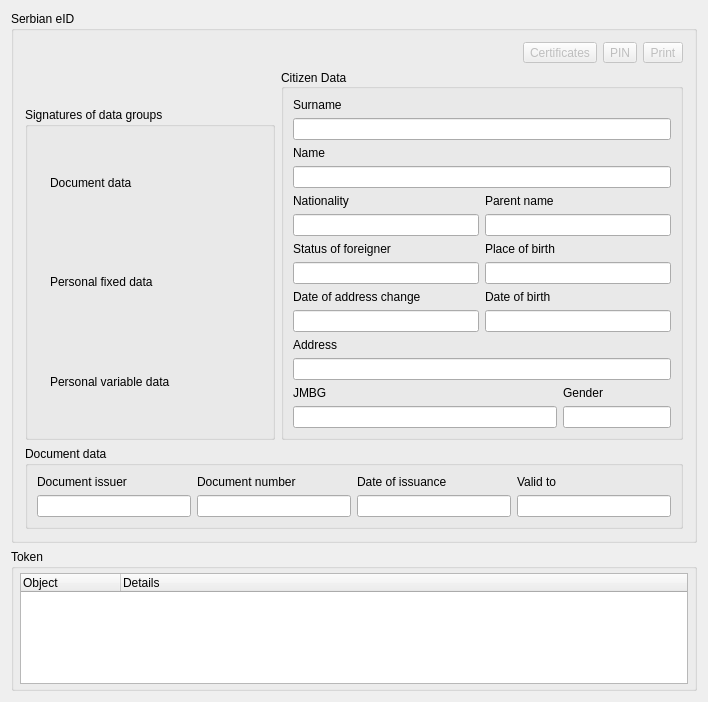
Above: src/document/eid/eid.ui from LibreSCRS/LibreCelik before the change. Below: the same form after it.
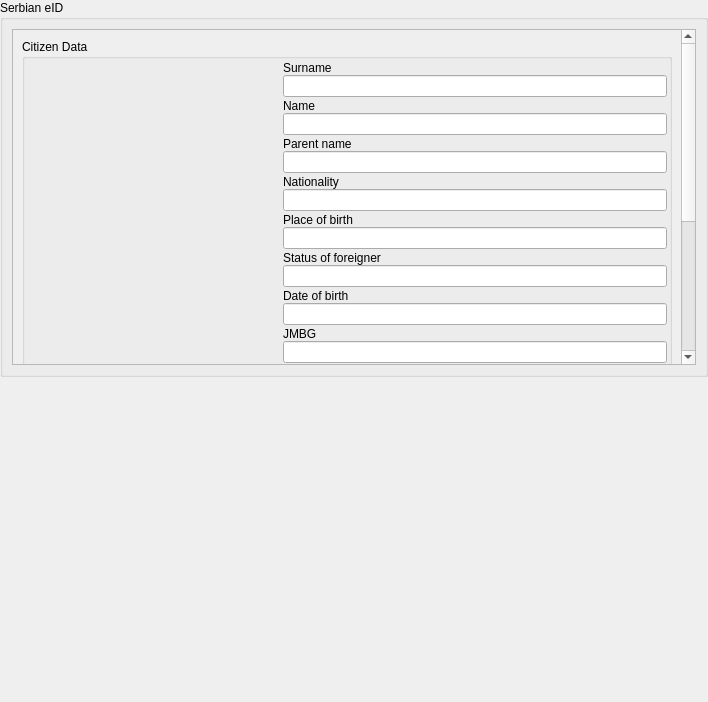
That is the form after the change. Icons and pictures are not drawn. Custom widgets are drawn as their Qt base class.

Commit message: Add health card and PKS card support; improve UI consistency and document layout

The edit to the form file:
```diff
--- a/src/document/eid/eid.ui
+++ b/src/document/eid/eid.ui
@@ -14,12 +14,35 @@
    <string>Form</string>
   </property>
   <layout class="QVBoxLayout" name="verticalLayout">
+   <property name="leftMargin"><number>0</number></property>
+   <property name="topMargin"><number>0</number></property>
+   <property name="rightMargin"><number>0</number></property>
+   <property name="bottomMargin"><number>0</number></property>
    <item>
     <widget class="CollapsibleSection" name="identityGroupBox">
+     <property name="sizePolicy">
+      <sizepolicy hsizetype="Preferred" vsizetype="Expanding">
+       <horstretch>0</horstretch>
+       <verstretch>0</verstretch>
+      </sizepolicy>
+     </property>
      <property name="title">
       <string>Serbian eID</string>
      </property>
      <layout class="QVBoxLayout" name="verticalLayout_identity">
+      <item>
+       <widget class="QScrollArea" name="scrollArea">
+        <property name="widgetResizable">
+         <bool>true</bool>
+        </property>
+        <widget class="QWidget" name="scrollAreaWidgetContents">
+         <layout class="QVBoxLayout" name="scrollLayout">
+          <item>
+           <widget class="CollapsibleSection" name="citizenSection">
+            <property name="title">
+             <string>Citizen Data</string>
+            </property>
+            <layout class="QVBoxLayout" name="verticalLayout_citizenOuter">
       <property name="spacing">
        <number>2</number>
       </property>
@@ -36,117 +59,41 @@
        <number>2</number>
       </property>
       <item>
-       <widget class="QWidget" name="identityContentWidget" native="true">
-    <layout class="QVBoxLayout" name="verticalLayout_70">
-     <item>
-      <layout class="QHBoxLayout" name="horizontalLayout_30">
-       <item>
-        <spacer name="horizontalSpacer_5">
-         <property name="orientation">
-          <enum>Qt::Orientation::Horizontal</enum>
-         </property>
-         <property name="sizeHint" stdset="0">
-          <size>
-           <width>40</width>
-           <height>20</height>
-          </size>
-         </property>
-        </spacer>
-       </item>
-       <item>
-        <widget class="QToolButton" name="certificatesButton">
-         <property name="enabled">
-          <bool>false</bool>
-         </property>
-         <property name="text">
-          <string>Certificates</string>
-         </property>
-         <property name="icon">
-          <iconset resource="../../../resources/librecelik.qrc">
-           <normaloff>:/images/certificate-icon.png</normaloff>:/images/certificate-icon.png</iconset>
-         </property>
-         <property name="iconSize">
-          <size>
-           <width>32</width>
-           <height>32</height>
-          </size>
-         </property>
-         <property name="toolButtonStyle">
-          <enum>Qt::ToolButtonStyle::ToolButtonIconOnly</enum>
-         </property>
-        </widget>
-       </item>
-       <item>
-        <widget class="QToolButton" name="changePinButton">
-         <property name="enabled">
-          <bool>false</bool>
-         </property>
-         <property name="text">
-          <string>PIN</string>
-         </property>
-         <property name="icon">
-          <iconset resource="../../../resources/librecelik.qrc">
-           <normaloff>:/images/pin-change-icon.png</normaloff>:/images/pin-change-icon.png</iconset>
-         </property>
-         <property name="iconSize">
-          <size>
-           <width>32</width>
-           <height>32</height>
-          </size>
-         </property>
-         <property name="toolButtonStyle">
-          <enum>Qt::ToolButtonStyle::ToolButtonIconOnly</enum>
-         </property>
-        </widget>
-       </item>
-       <item>
-        <widget class="QToolButton" name="toolButton">
-         <property name="enabled">
-          <bool>false</bool>
-         </property>
-         <property name="text">
-          <string>Print</string>
-         </property>
-         <property name="icon">
-          <iconset resource="../../../resources/librecelik.qrc">
-           <normaloff>:/images/printer-1414.png</normaloff>:/images/printer-1414.png</iconset>
-         </property>
-         <property name="iconSize">
-          <size>
-           <width>32</width>
-           <height>32</height>
-          </size>
-         </property>
-         <property name="toolButtonStyle">
-          <enum>Qt::ToolButtonStyle::ToolButtonIconOnly</enum>
-         </property>
-        </widget>
-       </item>
-      </layout>
-     </item>
+              <widget class="QWidget" name="citizenContentWidget" native="true">
+               <layout class="QVBoxLayout" name="verticalLayout_citizen">
+                <property name="spacing">
+                 <number>0</number>
+                </property>
+                <property name="leftMargin">
+                 <number>0</number>
+                </property>
+                <property name="topMargin">
+                 <number>0</number>
+                </property>
+                <property name="rightMargin">
+                 <number>0</number>
+                </property>
+                <property name="bottomMargin">
+                 <number>0</number>
+                </property>
      <item>
       <layout class="QHBoxLayout" name="horizontalLayout_33">
-       <property name="sizeConstraint">
-        <enum>QLayout::SizeConstraint::SetDefaultConstraint</enum>
-       </property>
-       <item>
-        <layout class="QVBoxLayout" name="verticalLayout_54">
+                  <property name="spacing">
+                   <number>6</number>
+                  </property>
          <item>
           <widget class="QFrame" name="frame_4">
-           <property name="sizePolicy">
-            <sizepolicy hsizetype="Preferred" vsizetype="Preferred">
-             <horstretch>0</horstretch>
-             <verstretch>0</verstretch>
-            </sizepolicy>
-           </property>
            <property name="minimumSize">
             <size>
              <width>250</width>
              <height>0</height>
             </size>
            </property>
-           <property name="layoutDirection">
-            <enum>Qt::LayoutDirection::LeftToRight</enum>
+                    <property name="maximumSize">
+                     <size>
+                      <width>250</width>
+                      <height>16777215</height>
+                     </size>
            </property>
            <property name="frameShape">
             <enum>QFrame::Shape::NoFrame</enum>
@@ -154,15 +101,24 @@
            <property name="frameShadow">
             <enum>QFrame::Shadow::Raised</enum>
            </property>
-           <layout class="QHBoxLayout" name="horizontalLayout_34">
-            <item alignment="Qt::AlignmentFlag::AlignTop">
+                    <layout class="QVBoxLayout" name="verticalLayout_photo">
+                     <property name="spacing">
+                      <number>0</number>
+                     </property>
+                     <property name="leftMargin">
+                      <number>0</number>
+                     </property>
+                     <property name="topMargin">
+                      <number>0</number>
+                     </property>
+                     <property name="rightMargin">
+                      <number>0</number>
+                     </property>
+                     <property name="bottomMargin">
+                      <number>0</number>
+                     </property>
+                     <item alignment="Qt::AlignmentFlag::AlignTop|Qt::AlignmentFlag::AlignHCenter">
              <widget class="QLabel" name="pictureLabel_3">
-              <property name="sizePolicy">
-               <sizepolicy hsizetype="Preferred" vsizetype="Preferred">
-                <horstretch>0</horstretch>
-                <verstretch>0</verstretch>
-               </sizepolicy>
-              </property>
               <property name="maximumSize">
                <size>
                 <width>240</width>
@@ -184,149 +140,15 @@
           </widget>
          </item>
          <item>
-          <widget class="QGroupBox" name="groupBox_3">
-           <property name="sizePolicy">
-            <sizepolicy hsizetype="Preferred" vsizetype="MinimumExpanding">
-             <horstretch>0</horstretch>
-             <verstretch>0</verstretch>
-            </sizepolicy>
-           </property>
-           <property name="title">
-            <string>Signatures of data groups</string>
-           </property>
-           <layout class="QVBoxLayout" name="verticalLayout_55">
-            <item>
-             <layout class="QHBoxLayout" name="horizontalLayout_35" stretch="0,0">
+                   <layout class="QVBoxLayout" name="verticalLayout_citizenFields">
               <property name="spacing">
-               <number>6</number>
-              </property>
-              <item>
-               <widget class="QLabel" name="group1Label_3">
-                <property name="sizePolicy">
-                 <sizepolicy hsizetype="Preferred" vsizetype="Preferred">
-                  <horstretch>0</horstretch>
-                  <verstretch>0</verstretch>
-                 </sizepolicy>
-                </property>
-                <property name="text">
-                 <string/>
-                </property>
-                <property name="pixmap">
-                 <pixmap resource="../../../resources/librecelik.qrc">:/images/grey_question_mark.png</pixmap>
-                </property>
-                <property name="scaledContents">
-                 <bool>false</bool>
-                </property>
-               </widget>
-              </item>
-              <item>
-               <widget class="QLabel" name="documentDataLabel_3">
-                <property name="sizePolicy">
-                 <sizepolicy hsizetype="Preferred" vsizetype="Preferred">
-                  <horstretch>1</horstretch>
-                  <verstretch>0</verstretch>
-                 </sizepolicy>
-                </property>
-                <property name="text">
-                 <string>Document data</string>
-                </property>
-               </widget>
-              </item>
-             </layout>
-            </item>
-            <item>
-             <layout class="QHBoxLayout" name="horizontalLayout_36">
-              <item>
-               <widget class="QLabel" name="group2Label_3">
-                <property name="text">
-                 <string/>
-                </property>
-                <property name="pixmap">
-                 <pixmap resource="../../../resources/librecelik.qrc">:/images/grey_question_mark.png</pixmap>
-                </property>
-               </widget>
-              </item>
-              <item>
-               <widget class="QLabel" name="identityFixedDataLabel_3">
-                <property name="sizePolicy">
-                 <sizepolicy hsizetype="Preferred" vsizetype="Preferred">
-                  <horstretch>1</horstretch>
-                  <verstretch>0</verstretch>
-                 </sizepolicy>
-                </property>
-                <property name="text">
-                 <string>Personal fixed data</string>
-                </property>
-               </widget>
-              </item>
-             </layout>
-            </item>
-            <item>
-             <layout class="QHBoxLayout" name="horizontalLayout_37">
-              <item>
-               <widget class="QLabel" name="group3Label_3">
-                <property name="text">
-                 <string/>
-                </property>
-                <property name="pixmap">
-                 <pixmap resource="../../../resources/librecelik.qrc">:/images/grey_question_mark.png</pixmap>
-                </property>
-               </widget>
-              </item>
-              <item>
-               <widget class="QLabel" name="identityVarDataLabel_3">
-                <property name="sizePolicy">
-                 <sizepolicy hsizetype="Preferred" vsizetype="Preferred">
-                  <horstretch>1</horstretch>
-                  <verstretch>0</verstretch>
-                 </sizepolicy>
-                </property>
-                <property name="text">
-                 <string>Personal variable data</string>
-                </property>
-               </widget>
-              </item>
-             </layout>
-            </item>
-           </layout>
-          </widget>
-         </item>
-        </layout>
-       </item>
-       <item>
-        <layout class="QVBoxLayout" name="verticalLayout_56">
-         <property name="spacing">
-          <number>0</number>
-         </property>
-         <item>
-          <widget class="QGroupBox" name="citizenGroupBox_3">
-           <property name="sizePolicy">
-            <sizepolicy hsizetype="Preferred" vsizetype="MinimumExpanding">
-             <horstretch>0</horstretch>
-             <verstretch>0</verstretch>
-            </sizepolicy>
-           </property>
-           <property name="minimumSize">
-            <size>
-             <width>0</width>
-             <height>0</height>
-            </size>
-           </property>
-           <property name="maximumSize">
-            <size>
-             <width>16777215</width>
-             <height>16777215</height>
-            </size>
-           </property>
-           <property name="title">
-            <string>Citizen Data</string>
-           </property>
-           <property name="alignment">
-            <set>Qt::AlignmentFlag::AlignLeading|Qt::AlignmentFlag::AlignLeft|Qt::AlignmentFlag::AlignVCenter</set>
-           </property>
-           <layout class="QVBoxLayout" name="verticalLayout_57">
+                     <number>2</number>
+                    </property>
             <item>
              <layout class="QVBoxLayout" name="verticalLayout_58">
+                      <property name="spacing">
+                       <number>0</number>
+                      </property>
               <item>
                <widget class="QLabel" name="surnameLabel_3">
                 <property name="text">
@@ -348,6 +170,9 @@
             </item>
             <item>
              <layout class="QVBoxLayout" name="verticalLayout_59">
+                      <property name="spacing">
+                       <number>0</number>
+                      </property>
               <item>
                <widget class="QLabel" name="nameLabel_3">
                 <property name="text">
@@ -368,30 +193,23 @@
              </layout>
             </item>
             <item>
-             <layout class="QHBoxLayout" name="horizontalLayout_39">
-              <item>
-               <layout class="QVBoxLayout" name="verticalLayout_60">
-                <item>
-                 <widget class="QLabel" name="nationalityLabel_3">
-                  <property name="text">
-                   <string>Nationality</string>
-                  </property>
-                  <property name="buddy">
-                   <cstring>nationalityLineEdit_3</cstring>
-                  </property>
-                 </widget>
-                </item>
-                <item>
-                 <widget class="QLineEdit" name="nationalityLineEdit_3">
-                  <property name="readOnly">
-                   <bool>true</bool>
-                  </property>
-                 </widget>
-                </item>
-               </layout>
-              </item>
-              <item>
-               <layout class="QVBoxLayout" name="verticalLayout_61">
+                     <widget class="QWidget" name="parentNameWidget" native="true">
+                      <layout class="QVBoxLayout" name="verticalLayout_parentName">
+                       <property name="spacing">
+                        <number>0</number>
+                       </property>
+                       <property name="leftMargin">
+                        <number>0</number>
+                       </property>
+                       <property name="topMargin">
+                        <number>0</number>
+                       </property>
+                       <property name="rightMargin">
+                        <number>0</number>
+                       </property>
+                       <property name="bottomMargin">
+                        <number>0</number>
+                       </property>
                 <item>
                  <widget class="QLabel" name="parentNameLabel_3">
                   <property name="text">
@@ -410,17 +228,33 @@
                  </widget>
                 </item>
                </layout>
-              </item>
-             </layout>
-            </item>
+                     </widget>
+                    </item>
             <item>
-             <layout class="QHBoxLayout" name="horizontalLayout_40">
+                     <widget class="QWidget" name="nationalityWidget" native="true">
+                      <property name="visible">
+                       <bool>false</bool>
+                      </property>
+                      <layout class="QVBoxLayout" name="verticalLayout_nationality">
+                       <property name="spacing">
+                        <number>0</number>
+                       </property>
+                       <property name="leftMargin">
+                        <number>0</number>
+                       </property>
+                       <property name="topMargin">
+                        <number>0</number>
+                       </property>
+                       <property name="rightMargin">
+                        <number>0</number>
+                       </property>
+                       <property name="bottomMargin">
+                        <number>0</number>
+                       </property>
               <item>
-               <layout class="QVBoxLayout" name="verticalLayout_62">
-                <item>
-                 <widget class="QLabel" name="statusOfForeignerLabel_3">
+                        <widget class="QLabel" name="nationalityLabel_3">
                   <property name="text">
-                   <string>Status of foreigner</string>
+                          <string>Nationality</string>
                   </property>
                   <property name="buddy">
                    <cstring>statusOfForeignerLineEdit_3</cstring>
@@ -428,16 +262,33 @@
                  </widget>
                 </item>
                 <item>
-                 <widget class="QLineEdit" name="statusOfForeignerLineEdit_3">
+                        <widget class="QLineEdit" name="nationalityLineEdit_3">
                   <property name="readOnly">
                    <bool>true</bool>
                   </property>
                  </widget>
                 </item>
                </layout>
+                     </widget>
               </item>
               <item>
-               <layout class="QVBoxLayout" name="verticalLayout_63">
+                     <widget class="QWidget" name="placeOfBirthWidget" native="true">
+                      <layout class="QVBoxLayout" name="verticalLayout_placeOfBirth">
+                       <property name="spacing">
+                        <number>0</number>
+                       </property>
+                       <property name="leftMargin">
+                        <number>0</number>
+                       </property>
+                       <property name="topMargin">
+                        <number>0</number>
+                       </property>
+                       <property name="rightMargin">
+                        <number>0</number>
+                       </property>
+                       <property name="bottomMargin">
+                        <number>0</number>
+                       </property>
                 <item>
                  <widget class="QLabel" name="placeOfBirthLabel_3">
                   <property name="text">
@@ -462,17 +313,33 @@
                  </widget>
                 </item>
                </layout>
-              </item>
-             </layout>
-            </item>
+                     </widget>
+                    </item>
             <item>
-             <layout class="QHBoxLayout" name="horizontalLayout_41">
+                     <widget class="QWidget" name="statusOfForeignerWidget" native="true">
+                      <property name="visible">
+                       <bool>false</bool>
+                      </property>
+                      <layout class="QVBoxLayout" name="verticalLayout_statusOfForeigner">
+                       <property name="spacing">
+                        <number>0</number>
+                       </property>
+                       <property name="leftMargin">
+                        <number>0</number>
+                       </property>
+                       <property name="topMargin">
+                        <number>0</number>
+                       </property>
+                       <property name="rightMargin">
+                        <number>0</number>
+                       </property>
+                       <property name="bottomMargin">
+                        <number>0</number>
+                       </property>
               <item>
-               <layout class="QVBoxLayout" name="verticalLayout_64">
-                <item>
-                 <widget class="QLabel" name="dateOfAddressChangeLabel_3">
+                        <widget class="QLabel" name="statusOfForeignerLabel_3">
                   <property name="text">
-                   <string>Date of address change</string>
+                          <string>Status of foreigner</string>
                   </property>
                   <property name="buddy">
                    <cstring>dateOfAddressChangeLineEdit_3</cstring>
@@ -480,16 +347,20 @@
                  </widget>
                 </item>
                 <item>
-                 <widget class="QLineEdit" name="dateOfAddressChangeLineEdit_3">
+                        <widget class="QLineEdit" name="statusOfForeignerLineEdit_3">
                   <property name="readOnly">
                    <bool>true</bool>
                   </property>
                  </widget>
                 </item>
                </layout>
+                     </widget>
               </item>
               <item>
-               <layout class="QVBoxLayout" name="verticalLayout_65">
+                     <layout class="QVBoxLayout" name="verticalLayout_dob">
+                      <property name="spacing">
+                       <number>0</number>
+                      </property>
                 <item>
                  <widget class="QLabel" name="dateOfBirthLabel_3">
                   <property name="text">
@@ -509,39 +380,11 @@
                 </item>
                </layout>
               </item>
-             </layout>
-            </item>
             <item>
-             <layout class="QVBoxLayout" name="verticalLayout_66">
-              <item>
-               <widget class="QLabel" name="addressLabel_3">
-                <property name="text">
-                 <string>Address</string>
-                </property>
-                <property name="buddy">
-                 <cstring>addressLineEdit_3</cstring>
-                </property>
-               </widget>
-              </item>
-              <item>
-               <widget class="QLineEdit" name="addressLineEdit_3">
-                <property name="sizePolicy">
-                 <sizepolicy hsizetype="Expanding" vsizetype="Fixed">
-                  <horstretch>0</horstretch>
-                  <verstretch>0</verstretch>
-                 </sizepolicy>
-                </property>
-                <property name="readOnly">
-                 <bool>true</bool>
-                </property>
-               </widget>
-              </item>
-             </layout>
-            </item>
-            <item>
-             <layout class="QHBoxLayout" name="horizontalLayout_42" stretch="2,0">
-              <item>
-               <layout class="QVBoxLayout" name="verticalLayout_67">
+                     <layout class="QVBoxLayout" name="verticalLayout_jmbg">
+                      <property name="spacing">
+                       <number>0</number>
+                      </property>
                 <item>
                  <widget class="QLabel" name="jmbgLabel_3">
                   <property name="text">
@@ -568,7 +411,10 @@
                </layout>
               </item>
               <item>
-               <layout class="QVBoxLayout" name="verticalLayout_68">
+                     <layout class="QVBoxLayout" name="verticalLayout_gender">
+                      <property name="spacing">
+                       <number>0</number>
+                      </property>
                 <item>
                  <widget class="QLabel" name="genderLabel_3">
                   <property name="text">
@@ -588,39 +434,115 @@
                 </item>
                </layout>
               </item>
-             </layout>
-            </item>
-           </layout>
-          </widget>
-         </item>
-        </layout>
-       </item>
-      </layout>
-     </item>
+                    <item>
+                     <layout class="QVBoxLayout" name="verticalLayout_66">
+                      <property name="spacing">
+                       <number>0</number>
+                      </property>
+                      <item>
+                       <widget class="QLabel" name="addressLabel_3">
+                        <property name="text">
+                         <string>Address</string>
+                        </property>
+                        <property name="buddy">
+                         <cstring>addressLineEdit_3</cstring>
+                        </property>
+                       </widget>
+                      </item>
      <item>
-      <layout class="QHBoxLayout" name="horizontalLayout_31">
-       <item>
-        <widget class="QGroupBox" name="documentGroupBox_3">
+                       <widget class="QLineEdit" name="addressLineEdit_3">
          <property name="sizePolicy">
-          <sizepolicy hsizetype="Preferred" vsizetype="Preferred">
+                         <sizepolicy hsizetype="Expanding" vsizetype="Fixed">
            <horstretch>0</horstretch>
            <verstretch>0</verstretch>
           </sizepolicy>
          </property>
+                        <property name="readOnly">
+                         <bool>true</bool>
+                        </property>
+                       </widget>
+                      </item>
+                     </layout>
+                    </item>
+                    <item>
+                     <widget class="QWidget" name="dateOfAddressChangeWidget" native="true">
+                      <property name="visible">
+                       <bool>false</bool>
+                      </property>
+                      <layout class="QVBoxLayout" name="verticalLayout_dateOfAddressChange">
+                       <property name="spacing">
+                        <number>0</number>
+                       </property>
+                       <property name="leftMargin">
+                        <number>0</number>
+                       </property>
+                       <property name="topMargin">
+                        <number>0</number>
+                       </property>
+                       <property name="rightMargin">
+                        <number>0</number>
+                       </property>
+                       <property name="bottomMargin">
+                        <number>0</number>
+                       </property>
+                       <item>
+                        <widget class="QLabel" name="dateOfAddressChangeLabel_3">
+                         <property name="text">
+                          <string>Date of address change</string>
+                         </property>
+                         <property name="buddy">
+                          <cstring>dateOfAddressChangeLineEdit_3</cstring>
+                         </property>
+                        </widget>
+                       </item>
+                       <item>
+                        <widget class="QLineEdit" name="dateOfAddressChangeLineEdit_3">
+                         <property name="readOnly">
+                          <bool>true</bool>
+                         </property>
+                        </widget>
+                       </item>
+                      </layout>
+                     </widget>
+                    </item>
+                   </layout>
+                  </item>
+                 </layout>
+                </item>
+               </layout>
+              </widget>
+             </item>
+            </layout>
+           </widget>
+          </item>
+          <item>
+           <widget class="CollapsibleSection" name="documentSection">
          <property name="title">
           <string>Document data</string>
          </property>
-         <property name="flat">
-          <bool>false</bool>
-         </property>
-         <property name="checkable">
-          <bool>false</bool>
-         </property>
-         <layout class="QVBoxLayout" name="verticalLayout_49">
+            <layout class="QVBoxLayout" name="verticalLayout_docOuter">
+             <property name="spacing">
+              <number>2</number>
+             </property>
+             <property name="leftMargin">
+              <number>2</number>
+             </property>
+             <property name="topMargin">
+              <number>2</number>
+             </property>
+             <property name="rightMargin">
+              <number>2</number>
+             </property>
+             <property name="bottomMargin">
+              <number>2</number>
+             </property>
           <item>
            <layout class="QHBoxLayout" name="horizontalLayout_32">
             <item>
              <layout class="QVBoxLayout" name="verticalLayout_50">
+                 <property name="spacing">
+                  <number>0</number>
+                 </property>
               <item>
                <widget class="QLabel" name="documentIssuerLabel_3">
                 <property name="text">
@@ -642,6 +564,9 @@
             </item>
             <item>
              <layout class="QVBoxLayout" name="verticalLayout_51">
+                 <property name="spacing">
+                  <number>0</number>
+                 </property>
               <item>
                <widget class="QLabel" name="documentNumberLabel_3">
                 <property name="text">
@@ -663,6 +588,9 @@
             </item>
             <item>
              <layout class="QVBoxLayout" name="verticalLayout_52">
+                 <property name="spacing">
+                  <number>0</number>
+                 </property>
               <item>
                <widget class="QLabel" name="dateOfIssuanceLabel_3">
                 <property name="text">
@@ -684,6 +612,9 @@
             </item>
             <item>
              <layout class="QVBoxLayout" name="verticalLayout_53">
+                 <property name="spacing">
+                  <number>0</number>
+                 </property>
               <item>
                <widget class="QLabel" name="validToLabel_3">
                 <property name="text">
@@ -708,66 +639,108 @@
          </layout>
         </widget>
        </item>
-      </layout>
-     </item>
-    </layout>
-       </widget>
-      </item>
-     </layout>
-    </widget>
-   </item>
    <item>
-    <widget class="CollapsibleSection" name="tokenGroupBox">
+           <widget class="CollapsibleSection" name="signaturesSection">
      <property name="title">
-      <string>Token</string>
-     </property>
-     <layout class="QVBoxLayout" name="verticalLayout_token">
+             <string>Signatures of data groups</string>
+            </property>
+            <layout class="QVBoxLayout" name="verticalLayout_sigsOuter">
       <property name="spacing">
        <number>2</number>
       </property>
       <property name="leftMargin">
-       <number>6</number>
+              <number>2</number>
       </property>
       <property name="topMargin">
-       <number>4</number>
+              <number>2</number>
       </property>
       <property name="rightMargin">
-       <number>6</number>
+              <number>2</number>
       </property>
       <property name="bottomMargin">
-       <number>4</number>
+              <number>2</number>
       </property>
       <item>
-       <widget class="QTreeWidget" name="tokenTreeWidget">
+              <layout class="QHBoxLayout" name="horizontalLayout_35">
+               <property name="spacing">
+                <number>6</number>
+               </property>
+               <item>
+                <widget class="QLabel" name="group1Label_3">
+                 <property name="text">
+                  <string/>
+                 </property>
+                 <property name="pixmap">
+                  <pixmap resource="../../../resources/librecelik.qrc">:/images/grey_question_mark.png</pixmap>
+                 </property>
+                </widget>
+               </item>
+               <item>
+                <widget class="QLabel" name="documentDataLabel_3">
         <property name="sizePolicy">
-         <sizepolicy hsizetype="Expanding" vsizetype="Expanding">
-          <horstretch>0</horstretch>
+                  <sizepolicy hsizetype="Preferred" vsizetype="Preferred">
+                   <horstretch>1</horstretch>
           <verstretch>0</verstretch>
          </sizepolicy>
         </property>
-        <property name="contextMenuPolicy">
-         <enum>Qt::CustomContextMenu</enum>
-        </property>
-        <property name="uniformRowHeights">
-         <bool>true</bool>
-        </property>
-        <column>
+                 <property name="text">
+                  <string>Document data</string>
+                 </property>
+                </widget>
+               </item>
+               <item>
+                <widget class="QLabel" name="group2Label_3">
+                 <property name="text">
+                  <string/>
+                 </property>
+                 <property name="pixmap">
+                  <pixmap resource="../../../resources/librecelik.qrc">:/images/grey_question_mark.png</pixmap>
+                 </property>
+                </widget>
+               </item>
+               <item>
+                <widget class="QLabel" name="identityFixedDataLabel_3">
+                 <property name="sizePolicy">
+                  <sizepolicy hsizetype="Preferred" vsizetype="Preferred">
+                   <horstretch>1</horstretch>
+                   <verstretch>0</verstretch>
+                  </sizepolicy>
+                 </property>
          <property name="text">
-          <string>Object</string>
-         </property>
-        </column>
-        <column>
+                  <string>Personal fixed data</string>
+                 </property>
+                </widget>
+               </item>
+               <item>
+                <widget class="QLabel" name="group3Label_3">
          <property name="text">
-          <string>Details</string>
-         </property>
-        </column>
-       </widget>
-      </item>
-     </layout>
+                  <string/>
+                 </property>
+                 <property name="pixmap">
+                  <pixmap resource="../../../resources/librecelik.qrc">:/images/grey_question_mark.png</pixmap>
+                 </property>
+                </widget>
+               </item>
+               <item>
+                <widget class="QLabel" name="identityVarDataLabel_3">
+                 <property name="sizePolicy">
+                  <sizepolicy hsizetype="Preferred" vsizetype="Preferred">
+                   <horstretch>1</horstretch>
+                   <verstretch>0</verstretch>
+                  </sizepolicy>
+                 </property>
+                 <property name="text">
+                  <string>Personal variable data</string>
+                 </property>
+                </widget>
+               </item>
+              </layout>
+             </item>
+            </layout>
     </widget>
    </item>
    <item>
-    <spacer name="verticalSpacer">
+           <spacer name="verticalSpacer_outer">
      <property name="orientation">
       <enum>Qt::Orientation::Vertical</enum>
      </property>
@@ -775,6 +748,26 @@
       <size>
        <width>20</width>
        <height>40</height>
+             </size>
+            </property>
+           </spacer>
+          </item>
+         </layout>
+        </widget>
+       </widget>
+      </item>
+     </layout>
+    </widget>
+   </item>
+   <item>
+    <spacer name="verticalSpacer">
+     <property name="orientation">
+      <enum>Qt::Orientation::Vertical</enum>
+     </property>
+     <property name="sizeHint" stdset="0">
+      <size>
+       <width>20</width>
+       <height>0</height>
       </size>
      </property>
     </spacer>
```
Left out of the diff: 4 changed lines with no effect on the pictures. Lines whose indentation alone changed are shown as unchanged. The commit also changes 40 other files.
